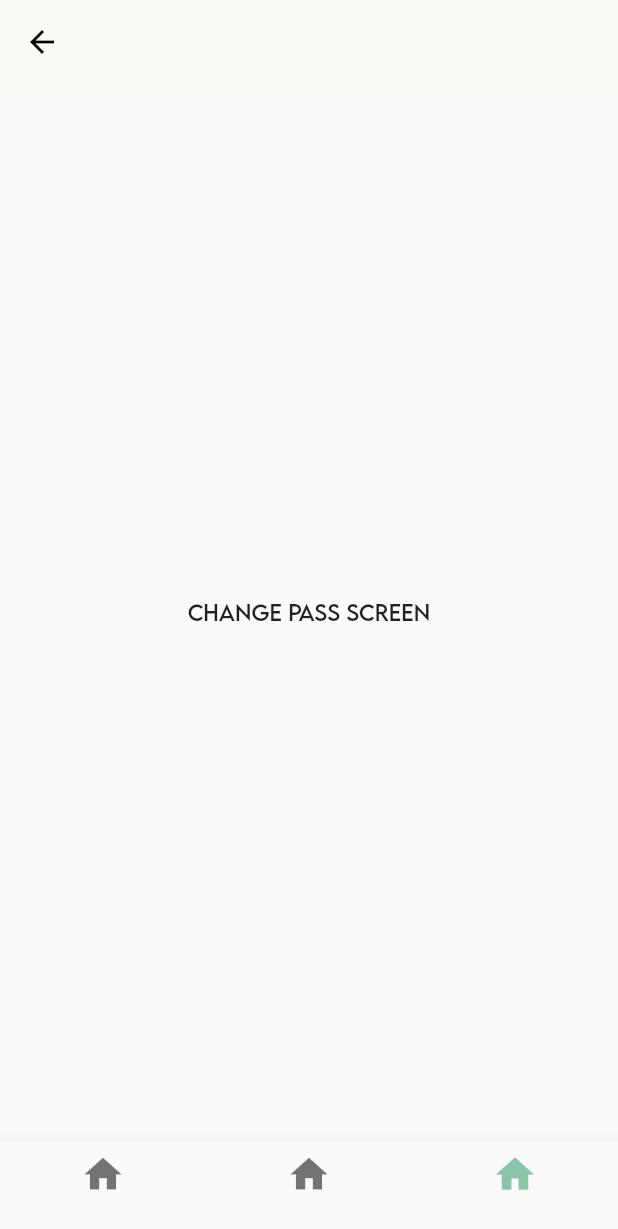
After one commit to JESSYV96/tradilistMobile, a Flutter app: the screen it shows after launch, item 3 of the bottom bar chosen, after a tap on "Changer de mot de passe", on a phone screen of 412 x 824 dp. The commit adds this screen. Shown: the top 1229 px of the screen. Run offline on Flutter 3.47's test engine with Material 2 defaults, Android fonts, the phone set to English and light mode, and no system bars; our stand-ins replace auto_route.

Commit message:
Set Routing

```diff
--- a/lib/main.dart
+++ b/lib/main.dart
@@ -1,14 +1,17 @@
 import 'package:flutter/material.dart';
 import 'package:provider/provider.dart';
-import 'package:tradilist_mobile/src/auth/presentation/screens/login_screen.dart';
 import 'package:tradilist_mobile/src/auth/view_models/login_view_model.dart';
 import 'package:tradilist_mobile/src/common/helpers/create_material_color.dart';
 import 'package:tradilist_mobile/src/common/utils/colors.dart';
 import 'package:tradilist_mobile/src/dictionary/view_models/translation_view_model.dart';
 
+import 'src/router/app_router.gr.dart';
+
 void main() {
   runApp(const MyApp());
 }
+
+final _appRouter = AppRouter();
 
 class MyApp extends StatelessWidget {
   const MyApp({Key? key}) : super(key: key);
@@ -21,7 +24,7 @@ class MyApp extends StatelessWidget {
         ChangeNotifierProvider(create: (_) => TranslationViewModel()),
         ChangeNotifierProvider(create: (_) => LoginViewModel()),
       ],
-        child: MaterialApp(
+      child: MaterialApp.router(
         title: 'Tradilist',
         debugShowCheckedModeBanner: false,
         theme: ThemeData(
@@ -31,8 +34,15 @@ class MyApp extends StatelessWidget {
             elevation: 0,
           ),
           fontFamily: 'LemonMilk',
-              primarySwatch: createMaterialColor(AppColors.primary)),
-          home: const LoginScreen(),
-        ));
+          primarySwatch: createMaterialColor(AppColors.primary),
+          textTheme: const TextTheme(
+            bodyText1: TextStyle(fontSize: 12.0),
+            button: TextStyle(fontSize: 13.0, color: Colors.white),
+          ),
+        ),
+        routerDelegate: _appRouter.delegate(),
+        routeInformationParser: _appRouter.defaultRouteParser(),
+      ),
+    );
   }
 }
--- /dev/null
+++ b/lib/src/account/components/progress_circle.dart
@@ -0,0 +1,43 @@
+import 'dart:math';
+
+import 'package:flutter/material.dart';
+
+import '../../common/utils/colors.dart';
+
+class ProgressCircle extends CustomPainter {
+  int translationsNumber;
+  double ringSize;
+  ProgressCircle({required this.translationsNumber, required this.ringSize})
+      : super();
+
+  double strokeWidth = 22.0;
+
+  @override
+  void paint(Canvas canvas, Size size) {
+    Paint circle = Paint()
+      ..color = AppColors.primaryLight
+      ..strokeWidth = strokeWidth
+      ..style = PaintingStyle.stroke;
+
+    Offset center = Offset(size.width / 2, size.height / 2);
+    double radius = ringSize;
+
+    canvas.drawCircle(center, radius, circle);
+
+    Paint translationsArcAnimation = Paint()
+      ..color = AppColors.primary
+      ..strokeWidth = strokeWidth
+      ..strokeCap = StrokeCap.square
+      ..style = PaintingStyle.stroke;
+
+    double angle = 2 * pi * (translationsNumber / 100);
+
+    canvas.drawArc(Rect.fromCircle(center: center, radius: radius), pi / 2,
+        angle, false, translationsArcAnimation);
+  }
+
+  @override
+  bool shouldRepaint(covariant CustomPainter oldDelegate) {
+    return true;
+  }
+}
--- a/lib/src/account/screens/account_screen.dart
+++ b/lib/src/account/screens/account_screen.dart
@@ -1,12 +1,78 @@
+import 'package:auto_route/auto_route.dart';
 import 'package:flutter/material.dart';
+import '../../common/presentation/components/default_button.dart';
+import '../components/progress_circle.dart';
+
+abstract class IAccountViewModel {
+  void goToChangePasswordScreen();
+  void logout();
+}
 
 class AccountScreen extends StatelessWidget {
+  final ringSize = 104.0;
+
   const AccountScreen({Key? key}) : super(key: key);
 
   @override
   Widget build(BuildContext context) {
-    return const Center(
-      child: Text('Account'),
+    return Scaffold(
+      appBar: AppBar(
+        title: Column(
+          children: const [
+            Text('Bobby'),
+            Text(
+              'bobby.brown@email.fr',
+              style: TextStyle(fontSize: 12, color: Colors.black54),
+            ),
+          ],
+        ),
+      ),
+      body: Container(
+        margin: const EdgeInsets.symmetric(horizontal: 25.0),
+        child: Column(
+          mainAxisAlignment: MainAxisAlignment.spaceAround,
+          children: [
+            CustomPaint(
+              foregroundPainter:
+                  ProgressCircle(translationsNumber: 10, ringSize: ringSize),
+              child: SizedBox(
+                  width: ringSize,
+                  height: ringSize,
+                  child: Center(
+                    child: Column(
+                      mainAxisAlignment: MainAxisAlignment.center,
+                      children: const [
+                        Text(
+                          '${10}',
+                          style: TextStyle(
+                              fontSize: 20, fontWeight: FontWeight.w600),
+                        ),
+                        Text('Traductions',
+                            style: TextStyle(fontWeight: FontWeight.w400)),
+                        Text('Niveau 1',
+                            style: TextStyle(fontWeight: FontWeight.w300)),
+                      ],
+                    ),
+                  )),
+            ),
+            SizedBox(
+              child: Column(
+                children: [
+                  DefaultButton(
+                    text: 'Changer de mot de passe',
+                    onButtonTap: () =>
+                        context.router.pushNamed('/account/changePassword'),
+                  ),
+                  const Padding(padding: EdgeInsets.symmetric(vertical: 10.0)),
+                  const DefaultButton(
+                    text: 'Se déconnecter',
+                  ),
+                ],
+              ),
+            )
+          ],
+        ),
+      ),
     );
   }
 }
--- /dev/null
+++ b/lib/src/account/screens/account_view_model.dart
@@ -0,0 +1,22 @@
+import 'account_screen.dart';
+
+abstract class AccountRouter {
+  void displayChangePasswordScreen();
+  void logoutCurrentUser();
+}
+
+class AccountViewModel extends IAccountViewModel {
+  final AccountRouter _router;
+
+  AccountViewModel(this._router);
+
+  @override
+  void goToChangePasswordScreen() {
+    _router.displayChangePasswordScreen();
+  }
+
+  @override
+  void logout() {
+    _router.logoutCurrentUser();
+  }
+}
--- /dev/null
+++ b/lib/src/account/screens/change_password_screen.dart
@@ -0,0 +1,12 @@
+import 'package:flutter/material.dart';
+
+class ChangePasswordScreen extends StatelessWidget {
+  const ChangePasswordScreen({Key? key}) : super(key: key);
+
+  @override
+  Widget build(BuildContext context) {
+    return const Center(
+      child: Text('change pass screen'),
+    );
+  }
+}
--- /dev/null
+++ b/lib/src/common/presentation/components/default_button.dart
@@ -0,0 +1,32 @@
+import 'package:flutter/material.dart';
+
+import '../../utils/colors.dart';
+
+class DefaultButton extends StatelessWidget {
+  final String text;
+  final Color color;
+  final dynamic onButtonTap;
+
+  const DefaultButton(
+      {Key? key,
+      required this.text,
+      this.color = AppColors.primary,
+      this.onButtonTap})
+      : super(key: key);
+
+  @override
+  Widget build(BuildContext context) {
+    return SizedBox(
+      width: double.infinity,
+      child: ElevatedButton(
+        onPressed: onButtonTap,
+        style: ButtonStyle(
+          padding: MaterialStateProperty.all(
+              const EdgeInsets.symmetric(vertical: 20)),
+          backgroundColor: MaterialStateProperty.all(color),
+        ),
+        child: Text(text),
+      ),
+    );
+  }
+}
--- a/lib/src/dictionary/presentation/screens/dictionary_screen.dart
+++ b/lib/src/dictionary/presentation/screens/dictionary_screen.dart
@@ -3,7 +3,7 @@ import 'package:provider/provider.dart';
 import 'package:tradilist_mobile/src/common/helpers/DialogHelper.dart';
 import 'package:tradilist_mobile/src/common/presentation/components/loading.dart';
 import 'package:tradilist_mobile/src/common/utils/colors.dart';
-import 'package:tradilist_mobile/src/dictionary/view_models/translation_view_model.dart';
+import '../../view_models/translation_view_model.dart';
 
 class DictionaryScreen extends StatelessWidget {
   const DictionaryScreen({Key? key}) : super(key: key);
--- a/lib/src/home_screen.dart
+++ b/lib/src/home_screen.dart
@@ -1,7 +1,6 @@
+import 'package:auto_route/auto_route.dart';
 import 'package:flutter/material.dart';
-import 'package:tradilist_mobile/src/account/screens/account_screen.dart';
-import 'package:tradilist_mobile/src/dictionary/presentation/screens/dictionary_screen.dart';
-import 'package:tradilist_mobile/src/quiz/screens/quiz_theme_screen.dart';
+import 'package:tradilist_mobile/src/router/app_router.gr.dart';
 
 class HomeScreen extends StatefulWidget {
   const HomeScreen({Key? key}) : super(key: key);
@@ -11,34 +10,28 @@ class HomeScreen extends StatefulWidget {
 }
 
 class _HomeScreenState extends State<HomeScreen> {
-  final PageController _pageController = PageController();
-  int _currentIndex = 0;
-
-  void setScreenIndex(int index) {
-    setState(() {
-      _currentIndex = index;
-    });
-    _pageController.jumpToPage(index);
-  }
+  // final IAccountViewModel _accountScreenViewModel = AccountViewModel();
 
   @override
   Widget build(BuildContext context) {
-    return Scaffold(
-      body: PageView(
-        onPageChanged: (index) => setScreenIndex(index),
-        controller: _pageController,
-        children: const [DictionaryScreen(), QuizScreen(), AccountScreen()],
+    return AutoTabsScaffold(
+      appBarBuilder: (_, tabsRouter) => AppBar(
+        leading: const AutoBackButton(),
       ),
-      bottomNavigationBar: BottomNavigationBar(
-        onTap: (index) => setScreenIndex(index),
-        currentIndex: _currentIndex,
+      routes: const [
+        DictionaryRouter(),
+        QuizRouter(),
+        AccountRouter(),
+      ],
+      bottomNavigationBuilder: (_, tabsRouter) => BottomNavigationBar(
+        onTap: (index) {
+          tabsRouter.setActiveIndex(index);
+        },
+        currentIndex: tabsRouter.activeIndex,
         items: const <BottomNavigationBarItem>[
-          BottomNavigationBarItem(
-              icon: Icon(Icons.home, size: 24), label: "Dictionary"),
-          BottomNavigationBarItem(
-              icon: Icon(Icons.home, size: 24), label: "Quiz"),
-          BottomNavigationBarItem(
-              icon: Icon(Icons.home, size: 24), label: "Account")
+          BottomNavigationBarItem(icon: Icon(Icons.home, size: 30), label: ""),
+          BottomNavigationBarItem(icon: Icon(Icons.home, size: 30), label: ""),
+          BottomNavigationBarItem(icon: Icon(Icons.home, size: 30), label: "")
         ],
       ),
     );
--- a/pubspec.yaml
+++ b/pubspec.yaml
@@ -33,11 +33,13 @@ dependencies:
   cupertino_icons: ^1.0.2
   provider: ^6.0.2
   http: ^0.13.4
-  animate_icons: ^2.0.0
+  auto_route:
 
 dev_dependencies:
   flutter_test:
     sdk: flutter
+  auto_route_generator:
+  build_runner:
 
   # The "flutter_lints" package below contains a set of recommended lints to
   # encourage good coding practices. The lint set provided by the package is
```
Also changed, not shown: lib/src/account/model/User.dart (added, +10 -0 lines), lib/src/router/app_router.dart (added, +47 -0 lines), lib/src/router/app_router.gr.dart (added), lib/src/router/guards/auth_guard.dart (added), pubspec.lock. Lines whose indentation alone changed are shown as unchanged.
